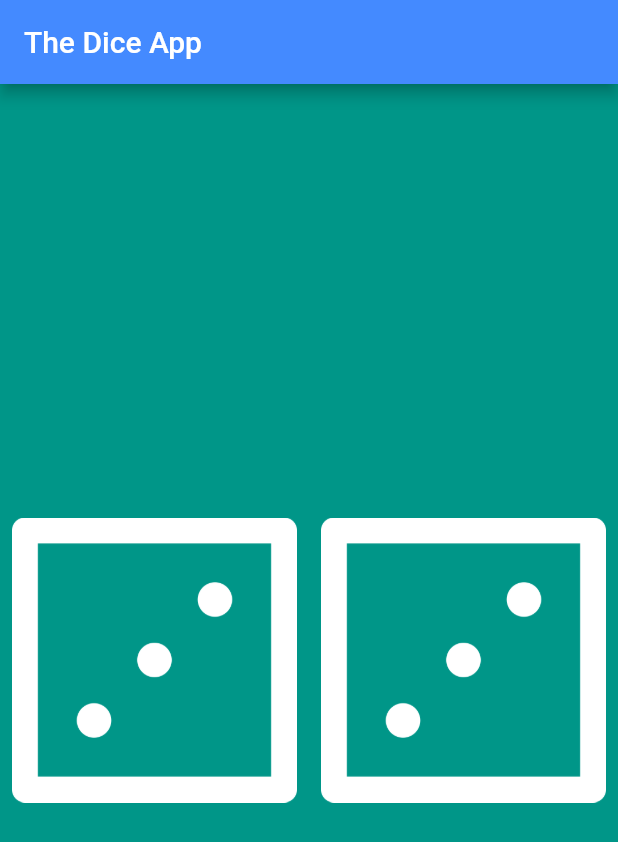
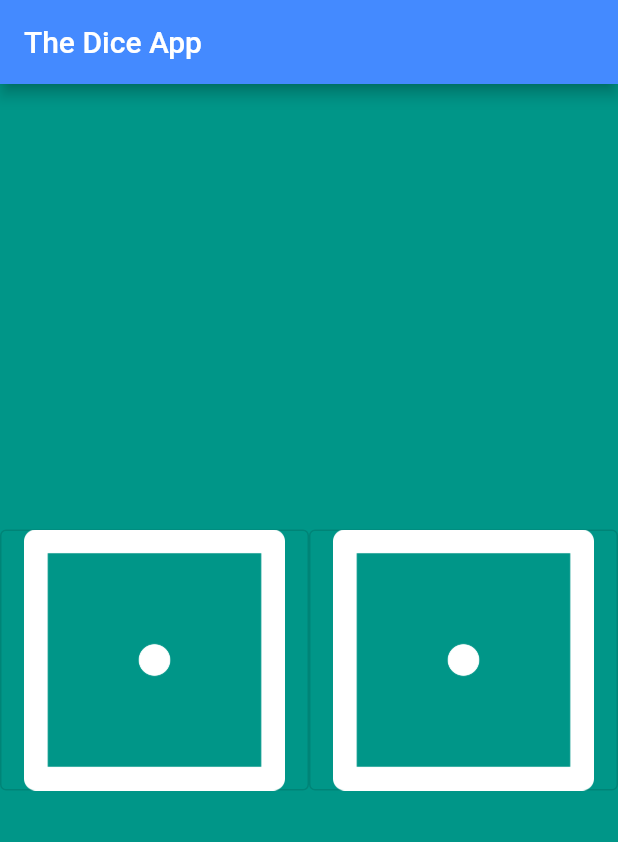
Before and after one commit to ImSronistic/Flutter_Dice_App, a Flutter app: the screen it shows after launch, on a phone screen of 412 x 824 dp. Shown: the top 842 px of the screen. Run offline on Flutter 3.47's test engine with Material 2 defaults, Android fonts, the phone set to English and light mode, and no system bars.

Commit message:
function created

```diff
--- a/lib/main.dart
+++ b/lib/main.dart
@@ -1,3 +1,4 @@
+import 'dart:math';
 import 'package:flutter/material.dart';
 
 void main() => runApp(
@@ -20,7 +21,15 @@ class DicePage extends StatefulWidget {
 }
 
 class _DicePageState extends State<DicePage> {
-  int leftDiceNumber = 3;
+  int leftDiceNumber = 1;
+  int rightDiceNumber = 1;
+
+  void setDiceNumbers() {
+    setState(() {
+      leftDiceNumber = Random().nextInt(6) + 1;
+      rightDiceNumber = Random().nextInt(6) + 1;
+    });
+  }
 
   @override
   Widget build(BuildContext context) {
@@ -28,15 +37,15 @@ class _DicePageState extends State<DicePage> {
       child: Row(
         children: <Widget>[
           Expanded(
-            child: TextButton(
+            child: OutlinedButton(
               child: Image.asset('images/dice$leftDiceNumber.png'),
-              onPressed: () => print('Left button pressed.'),
+              onPressed: setDiceNumbers,
             ),
           ),
           Expanded(
-            child: TextButton(
-              child: Image.asset('images/dice$leftDiceNumber.png'),
-              onPressed: () => print("Right button pressed."),
+            child: OutlinedButton(
+              child: Image.asset('images/dice$rightDiceNumber.png'),
+              onPressed: setDiceNumbers,
             ),
           ),
         ],
```
